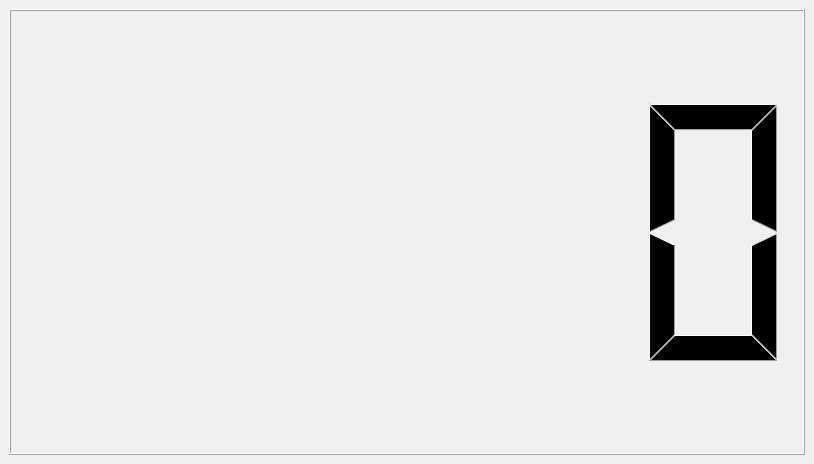
HauterFrey/heisserDraht, file LED_Design/heisserDraht.ui: the form before one commit.
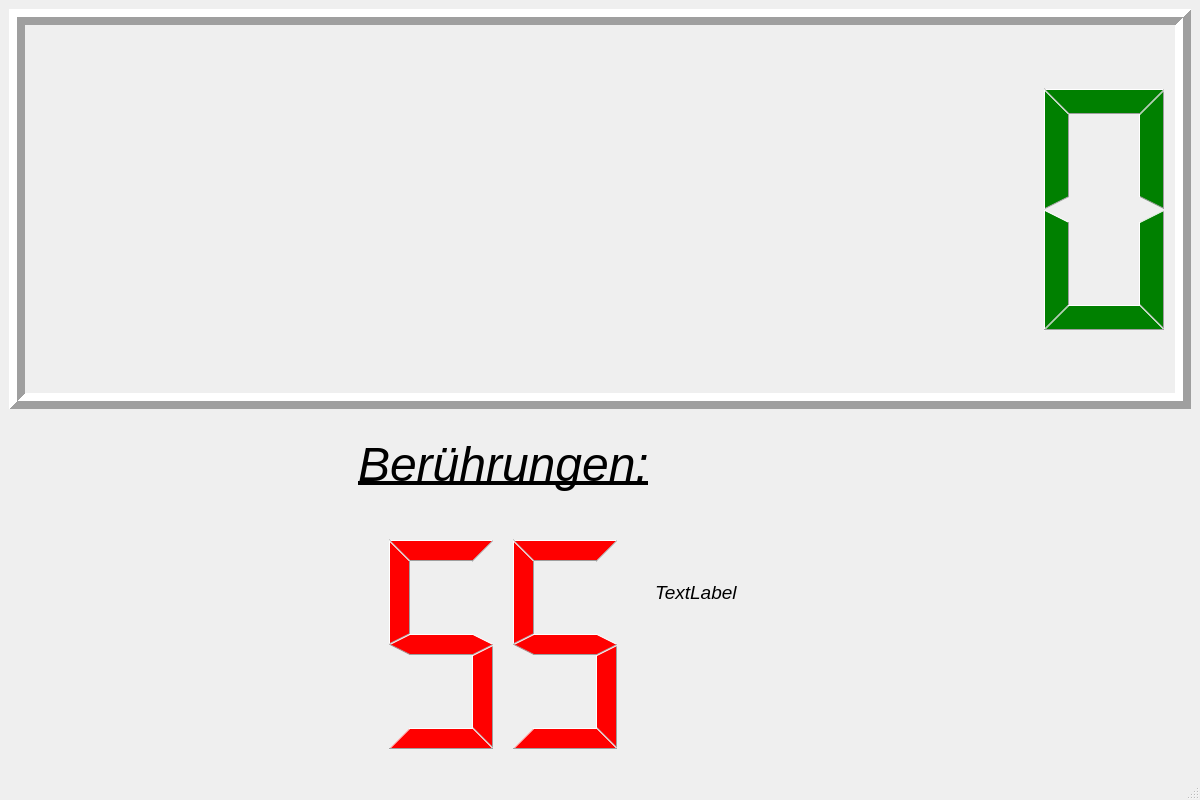
The form after the commit. Icons and pictures are not drawn.

Commit message: Ui geändert

What changed in the file:
```diff
--- a/LED_Design/heisserDraht.ui
+++ b/LED_Design/heisserDraht.ui
@@ -6,34 +6,219 @@
    <rect>
     <x>0</x>
     <y>0</y>
-    <width>814</width>
-    <height>464</height>
+    <width>1200</width>
+    <height>800</height>
    </rect>
   </property>
+  <property name="sizePolicy">
+   <sizepolicy hsizetype="Expanding" vsizetype="Expanding">
+    <horstretch>0</horstretch>
+    <verstretch>0</verstretch>
+   </sizepolicy>
+  </property>
+  <property name="minimumSize">
+   <size>
+    <width>800</width>
+    <height>600</height>
+   </size>
+  </property>
   <property name="windowTitle">
-   <string>MainWindow</string>
+   <string>Der heiße Draht</string>
+  </property>
+  <property name="autoFillBackground">
+   <bool>false</bool>
+  </property>
+  <property name="tabShape">
+   <enum>QTabWidget::Rounded</enum>
   </property>
   <widget class="QWidget" name="centralwidget">
-   <property name="sizePolicy">
-    <sizepolicy hsizetype="Expanding" vsizetype="Expanding">
-     <horstretch>0</horstretch>
-     <verstretch>0</verstretch>
-    </sizepolicy>
-   </property>
    <layout class="QVBoxLayout" name="verticalLayout_2">
     <item>
-     <layout class="QVBoxLayout" name="verticalLayout">
+     <widget class="QLCDNumber" name="lcdNumber">
+      <property name="minimumSize">
+       <size>
+        <width>0</width>
+        <height>400</height>
+       </size>
+      </property>
+      <property name="font">
+       <font>
+        <family>Tlwg Typo</family>
+        <pointsize>36</pointsize>
+        <italic>true</italic>
+       </font>
+      </property>
+      <property name="autoFillBackground">
+       <bool>false</bool>
+      </property>
+      <property name="styleSheet">
+       <string notr="true">QLCDNumber {color: green;}</string>
+      </property>
+      <property name="inputMethodHints">
+       <set>Qt::ImhNone</set>
+      </property>
+      <property name="frameShape">
+       <enum>QFrame::Box</enum>
+      </property>
+      <property name="frameShadow">
+       <enum>QFrame::Raised</enum>
+      </property>
+      <property name="lineWidth">
+       <number>8</number>
+      </property>
+      <property name="smallDecimalPoint">
+       <bool>false</bool>
+      </property>
+      <property name="digitCount">
+       <number>8</number>
+      </property>
+      <property name="segmentStyle">
+       <enum>QLCDNumber::Filled</enum>
+      </property>
+      <property name="intValue" stdset="0">
+       <number>0</number>
+      </property>
+     </widget>
+    </item>
+    <item>
+     <layout class="QHBoxLayout" name="horizontalLayout">
       <item>
-       <layout class="QHBoxLayout" name="horizontalLayout">
+       <widget class="QLabel" name="label_4">
+        <property name="text">
+         <string/>
+        </property>
+        <property name="pixmap">
+         <pixmap>Billie_oHG.png</pixmap>
+        </property>
+        <property name="scaledContents">
+         <bool>true</bool>
+        </property>
+        <property name="margin">
+         <number>10</number>
+        </property>
+       </widget>
+      </item>
+      <item>
+       <spacer name="horizontalSpacer">
+        <property name="orientation">
+         <enum>Qt::Horizontal</enum>
+        </property>
+        <property name="sizeHint" stdset="0">
+         <size>
+          <width>40</width>
+          <height>20</height>
+         </size>
+        </property>
+       </spacer>
+      </item>
+      <item>
+       <layout class="QVBoxLayout" name="verticalLayout">
         <item>
-         <widget class="QLCDNumber" name="lcdNumber"/>
+         <widget class="QLabel" name="label_2">
+          <property name="font">
+           <font>
+            <pointsize>36</pointsize>
+            <italic>true</italic>
+            <underline>true</underline>
+           </font>
+          </property>
+          <property name="text">
+           <string>Berührungen:</string>
+          </property>
+         </widget>
+        </item>
+        <item>
+         <widget class="QLCDNumber" name="lcdNumber_2">
+          <property name="minimumSize">
+           <size>
+            <width>250</width>
+            <height>250</height>
+           </size>
+          </property>
+          <property name="font">
+           <font>
+            <family>Tlwg Typo</family>
+            <pointsize>36</pointsize>
+            <italic>true</italic>
+           </font>
+          </property>
+          <property name="autoFillBackground">
+           <bool>false</bool>
+          </property>
+          <property name="styleSheet">
+           <string notr="true">QLCDNumber {color: red;}</string>
+          </property>
+          <property name="inputMethodHints">
+           <set>Qt::ImhNone</set>
+          </property>
+          <property name="frameShape">
+           <enum>QFrame::NoFrame</enum>
+          </property>
+          <property name="frameShadow">
+           <enum>QFrame::Raised</enum>
+          </property>
+          <property name="lineWidth">
+           <number>8</number>
+          </property>
+          <property name="smallDecimalPoint">
+           <bool>false</bool>
+          </property>
+          <property name="digitCount">
+           <number>2</number>
+          </property>
+          <property name="segmentStyle">
+           <enum>QLCDNumber::Filled</enum>
+          </property>
+          <property name="intValue" stdset="0">
+           <number>55</number>
+          </property>
+         </widget>
         </item>
        </layout>
       </item>
+      <item>
+       <widget class="QLabel" name="label_3">
+        <property name="minimumSize">
+         <size>
+          <width>200</width>
+          <height>0</height>
+         </size>
+        </property>
+        <property name="font">
+         <font>
+          <pointsize>14</pointsize>
+          <italic>true</italic>
+         </font>
+        </property>
+        <property name="text">
+         <string>TextLabel</string>
+        </property>
+        <property name="wordWrap">
+         <bool>true</bool>
+        </property>
+        <property name="margin">
+         <number>5</number>
+        </property>
+       </widget>
+      </item>
+      <item>
+       <spacer name="horizontalSpacer_2">
+        <property name="orientation">
+         <enum>Qt::Horizontal</enum>
+        </property>
+        <property name="sizeHint" stdset="0">
+         <size>
+          <width>40</width>
+          <height>20</height>
+         </size>
+        </property>
+       </spacer>
+      </item>
      </layout>
     </item>
    </layout>
   </widget>
+  <widget class="QStatusBar" name="statusbar"/>
  </widget>
  <resources/>
  <connections/>
```
Left out of the diff: 7 changed lines with no effect on the pictures.
